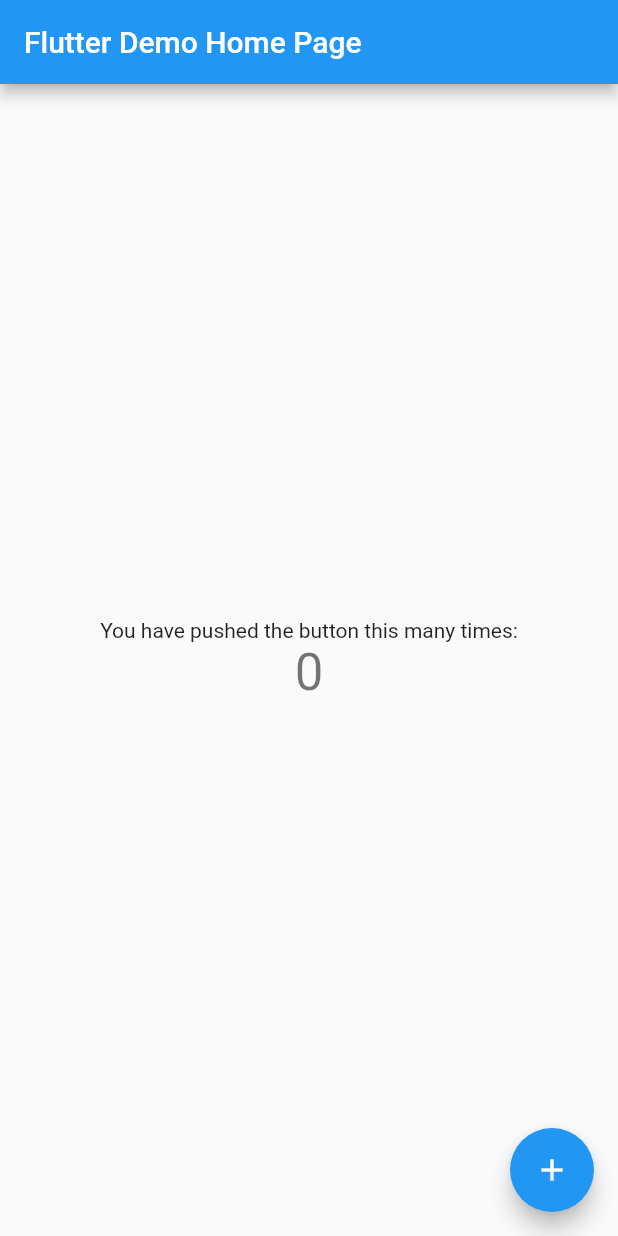
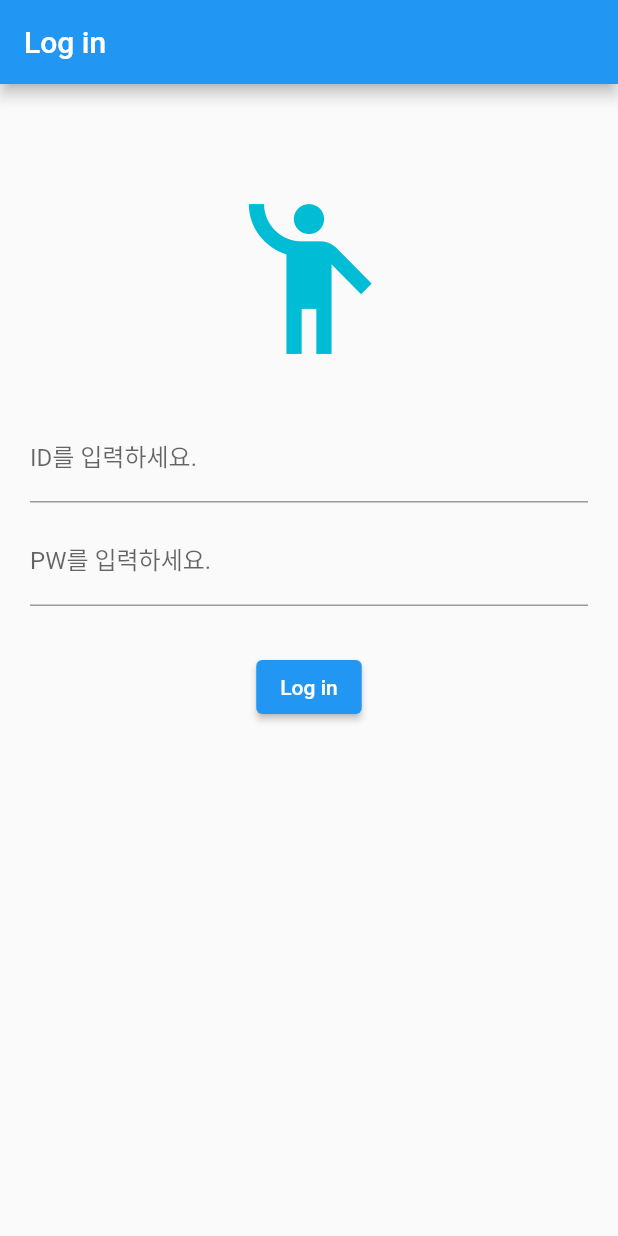
Before and after one commit to Team3Joe/Todolist_semi, a Flutter app: the screen it shows after launch, on a phone screen of 412 x 824 dp. Run offline on Flutter 3.47's test engine with Material 2 defaults, Android fonts, the phone set to English and light mode, and no system bars.

Commit message:
0527_settings

```diff
--- /dev/null
+++ b/todolist/lib/SM/signin.dart
@@ -0,0 +1,4 @@
+import 'dart:convert';
+
+import 'package:flutter/material.dart';
+import 'package:http/http.dart' as http;
--- a/todolist/lib/main.dart
+++ b/todolist/lib/main.dart
@@ -1,4 +1,5 @@
 import 'package:flutter/material.dart';
+import 'package:todolist/siwoong/LoginView.dart';
 
 void main() {
   runApp(const MyApp());
@@ -10,96 +11,10 @@ class MyApp extends StatelessWidget {
   @override
   Widget build(BuildContext context) {
     return MaterialApp(
-      title: 'Flutter Demo',
-      theme: ThemeData(
-        primarySwatch: Colors.blue,
-      ),
-      home: const MyHomePage(title: 'Flutter Demo Home Page'),
+      routes: {
+        '/': (context) => const LoginView(),
+      },
+      initialRoute: '/',
     );
   }
 }
-
-class MyHomePage extends StatefulWidget {
-  const MyHomePage({Key? key, required this.title}) : super(key: key);
-
-  // This widget is the home page of your application. It is stateful, meaning
-  // that it has a State object (defined below) that contains fields that affect
-  // how it looks.
-
-  // This class is the configuration for the state. It holds the values (in this
-  // case the title) provided by the parent (in this case the App widget) and
-  // used by the build method of the State. Fields in a Widget subclass are
-  // always marked "final".
-
-  final String title;
-
-  @override
-  State<MyHomePage> createState() => _MyHomePageState();
-}
-
-class _MyHomePageState extends State<MyHomePage> {
-  int _counter = 0;
-
-  void _incrementCounter() {
-    setState(() {
-      // This call to setState tells the Flutter framework that something has
-      // changed in this State, which causes it to rerun the build method below
-      // so that the display can reflect the updated values. If we changed
-      // _counter without calling setState(), then the build method would not be
-      // called again, and so nothing would appear to happen.
-      _counter++;
-    });
-  }
-
-  @override
-  Widget build(BuildContext context) {
-    // This method is rerun every time setState is called, for instance as done
-    // by the _incrementCounter method above.
-    //
-    // The Flutter framework has been optimized to make rerunning build methods
-    // fast, so that you can just rebuild anything that needs updating rather
-    // than having to individually change instances of widgets.
-    return Scaffold(
-      appBar: AppBar(
-        // Here we take the value from the MyHomePage object that was created by
-        // the App.build method, and use it to set our appbar title.
-        title: Text(widget.title),
-      ),
-      body: Center(
-        // Center is a layout widget. It takes a single child and positions it
-        // in the middle of the parent.
-        child: Column(
-          // Column is also a layout widget. It takes a list of children and
-          // arranges them vertically. By default, it sizes itself to fit its
-          // children horizontally, and tries to be as tall as its parent.
-          //
-          // Invoke "debug painting" (press "p" in the console, choose the
-          // "Toggle Debug Paint" action from the Flutter Inspector in Android
-          // Studio, or the "Toggle Debug Paint" command in Visual Studio Code)
-          // to see the wireframe for each widget.
-          //
-          // Column has various properties to control how it sizes itself and
-          // how it positions its children. Here we use mainAxisAlignment to
-          // center the children vertically; the main axis here is the vertical
-          // axis because Columns are vertical (the cross axis would be
-          // horizontal).
-          mainAxisAlignment: MainAxisAlignment.center,
-          children: <Widget>[
-            const Text(
-              'You have pushed the button this many times:',
-            ),
-            Text(
-              '$_counter',
-              style: Theme.of(context).textTheme.headline4,
-            ),
-          ],
-        ),
-      ),
-      floatingActionButton: FloatingActionButton(
-        onPressed: _incrementCounter,
-        tooltip: 'Increment',
-        child: const Icon(Icons.add),
-      ), // This trailing comma makes auto-formatting nicer for build methods.
-    );
-  }
-}
--- /dev/null
+++ b/todolist/lib/siwoong/loginview.dart
@@ -0,0 +1,155 @@
+import 'package:flutter/material.dart';
+import 'package:http/http.dart' as http;
+
+class LoginView extends StatefulWidget {
+  const LoginView({Key? key}) : super(key: key);
+
+  @override
+  State<LoginView> createState() => _LoginViewState();
+}
+
+class _LoginViewState extends State<LoginView> {
+  // Property
+  late TextEditingController uId;
+  late TextEditingController uPw;
+
+  @override
+  void initState() {
+    super.initState();
+    uId = TextEditingController();
+    uPw = TextEditingController();
+  }
+
+  @override
+  Widget build(BuildContext context) {
+    return GestureDetector(
+      onTap: () {
+        FocusScope.of(context).unfocus();
+      },
+      child: Scaffold(
+        appBar: AppBar(
+          title: const Text('Log in'),
+        ),
+        body: Padding(
+          padding: const EdgeInsets.all(20.0),
+          child: Center(
+            child: Column(
+              children: [
+                const SizedBox(
+                  height: 50,
+                ),
+                const Icon(
+                  Icons.emoji_people_sharp,
+                  size: 120,
+                  color: Colors.cyan,
+                ),
+                const SizedBox(
+                  height: 30,
+                ),
+                TextField(
+                  controller: uId,
+                  decoration: const InputDecoration(labelText: 'ID를 입력하세요.'),
+                  keyboardType: TextInputType.text,
+                  onChanged: (value) {},
+                ),
+                const SizedBox(
+                  height: 10,
+                ),
+                TextField(
+                  controller: uPw,
+                  decoration: const InputDecoration(labelText: 'PW를 입력하세요.'),
+                  keyboardType: TextInputType.text,
+                  obscureText: true,
+                  onChanged: (value) {},
+                ),
+                const SizedBox(
+                  height: 30,
+                ),
+                ElevatedButton(
+                  onPressed: () {
+                    if (uId.text.trim().isEmpty) {
+                      emptyID(context);
+                    } else if (uPw.text.trim().isEmpty) {
+                      emptyPW(context);
+                    } else if (uId.text.trim() != 'root') {
+                      wrongID(context);
+                    } else if (uPw.text.trim() != 'qwer1234') {
+                      wrongPW(context);
+                    } else {
+                      logInSuccess(context);
+                    }
+                  },
+                  child: const Text('Log in'),
+                ),
+              ],
+            ),
+          ),
+        ),
+      ),
+    );
+  }
+
+  // Functions
+  emptyID(BuildContext context) {
+    ScaffoldMessenger.of(context).showSnackBar(
+      const SnackBar(
+        content: Text('ID를 입력하세요.'),
+        duration: Duration(milliseconds: 250),
+        backgroundColor: Colors.red,
+      ),
+    );
+  }
+
+  emptyPW(BuildContext context) {
+    ScaffoldMessenger.of(context).showSnackBar(
+      const SnackBar(
+        content: Text('PW를 입력하세요.'),
+        duration: Duration(milliseconds: 250),
+        backgroundColor: Colors.red,
+      ),
+    );
+  }
+
+  wrongID(BuildContext context) {
+    ScaffoldMessenger.of(context).showSnackBar(
+      const SnackBar(
+        content: Text('등록된 ID를 입력하세요.'),
+        duration: Duration(milliseconds: 250),
+        backgroundColor: Colors.red,
+      ),
+    );
+  }
+
+  wrongPW(BuildContext context) {
+    ScaffoldMessenger.of(context).showSnackBar(
+      const SnackBar(
+        content: Text('ID에 맞는 PW를 입력하세요.'),
+        duration: Duration(milliseconds: 250),
+        backgroundColor: Colors.yellow,
+      ),
+    );
+  }
+
+  logInSuccess(BuildContext context) {
+    showDialog(
+        context: context,
+        builder: (BuildContext ctx) {
+          return AlertDialog(
+            title: const Text(
+              'Welcome!',
+              style: TextStyle(
+                fontWeight: FontWeight.bold,
+              ),
+            ),
+            content: const Text('Log-in complete'),
+            actions: [
+              ElevatedButton(
+                  onPressed: () {
+                    Navigator.pop(context);
+                  },
+                  child: const Text('OK'))
+            ],
+          );
+        });
+  }
+}
--- a/todolist/pubspec.yaml
+++ b/todolist/pubspec.yaml
@@ -34,6 +34,7 @@ dependencies:
   # The following adds the Cupertino Icons font to your application.
   # Use with the CupertinoIcons class for iOS style icons.
   cupertino_icons: ^1.0.2
+  http: ^0.13.4
 
 dev_dependencies:
   flutter_test:
```
Also changed, not shown: todolist/pubspec.lock.
